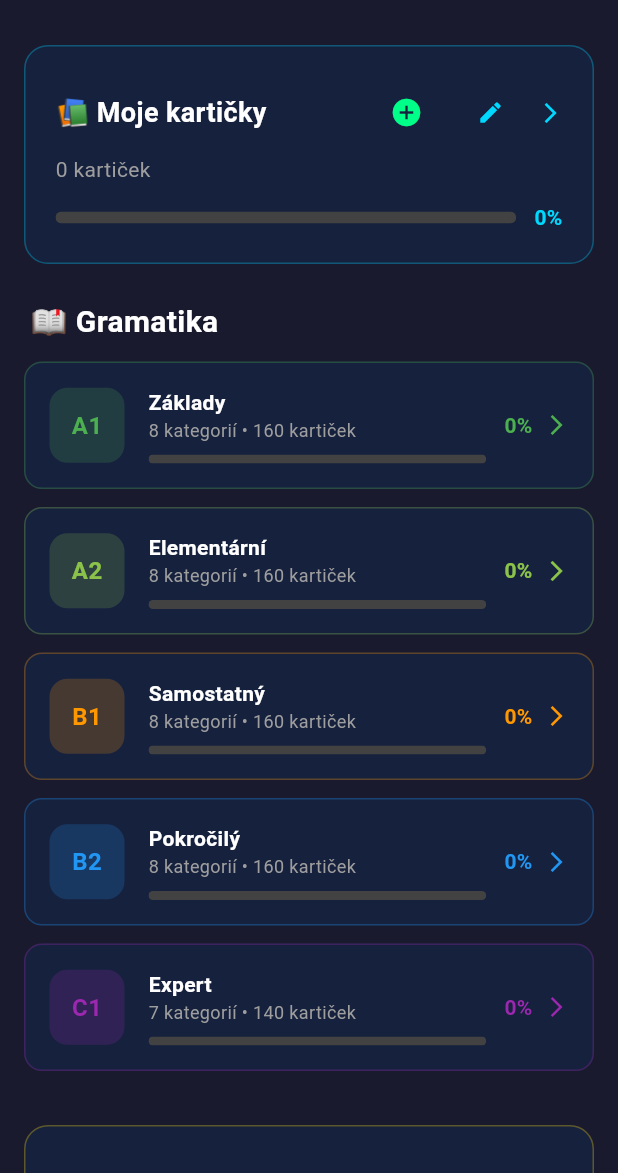
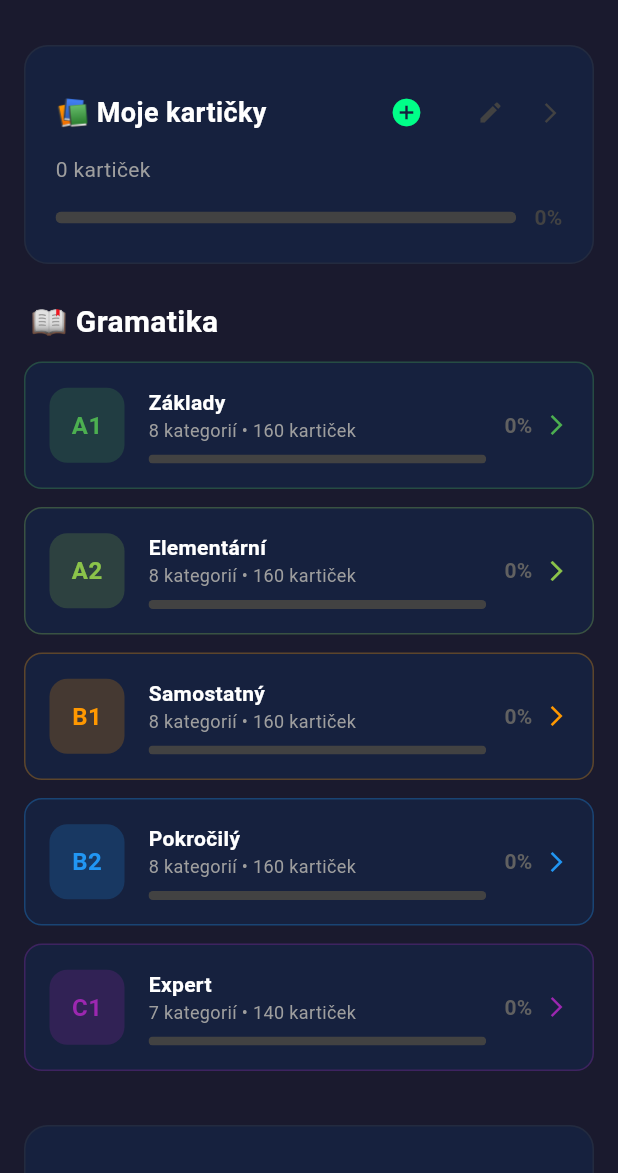
Before and after one commit to DavidPetrov2023/English, a Flutter app: the screen it shows after launch, on a phone screen of 412 x 824 dp, the part 63-1236 px from its top. Run offline on Flutter 3.47's test engine with Material 3 defaults, Android fonts, the phone set to English and light mode, and no system bars; our stand-ins replace file_picker, flutter_tts, share_plus, shared_preferences.

Commit message:
Add dynamic progress bar colors based on learning state
- Progress bar color reflects average card learning state
- Grey = new, Red = hard, Orange = learning, Green = good, Blue = mastered
- Applied to all sections: My Cards, Grammar Levels, Categories, David Petrov

Co-Authored-By: Claude Opus 4.5 <noreply@anthropic.com>

```diff
--- a/mobil_projekt/lib/main.dart
+++ b/mobil_projekt/lib/main.dart
@@ -264,6 +264,40 @@ class _HomeScreenState extends State<HomeScreen> {
   double _calculateLevelProgress(GrammarLevel level) {
     final allCards = level.categories.expand((c) => c.cards).toList();
     return _calculateProgress(allCards);
+  }
+
+  Color _getProgressBarColor(List<FlashCard> cards) {
+    if (cards.isEmpty) return Colors.grey[800]!;
+
+    int totalScore = 0;
+    for (final card in cards) {
+      final prog = _getCardProgress(card);
+      if (prog.repetitions == 0) {
+        totalScore += 0;
+      } else if (prog.interval <= 1) {
+        totalScore += 1;
+      } else if (prog.interval <= 6) {
+        totalScore += 2;
+      } else if (prog.interval <= 21) {
+        totalScore += 3;
+      } else {
+        totalScore += 4;
+      }
+    }
+
+    final avgScore = totalScore / cards.length;
+
+    if (avgScore < 0.5) {
+      return Colors.grey[700]!;
+    } else if (avgScore < 1.5) {
+      return const Color(0xFFE74C3C);
+    } else if (avgScore < 2.5) {
+      return const Color(0xFFF39C12);
+    } else if (avgScore < 3.5) {
+      return const Color(0xFF27AE60);
+    } else {
+      return const Color(0xFF3498DB);
+    }
   }
 
   Future<void> _shareBackup() async {
@@ -629,7 +663,7 @@ class _HomeScreenState extends State<HomeScreen> {
                 title: '📚 $myCardsName',
                 subtitle: '${myCards.length} kartiček',
                 progress: myCardsProgress,
-                color: const Color(0xFF00D9FF),
+                color: _getProgressBarColor(myCards),
                 onTap: () => Navigator.push(
                   context,
                   MaterialPageRoute(
@@ -670,7 +704,7 @@ class _HomeScreenState extends State<HomeScreen> {
                 title: '✨ David Petrov kartičky',
                 subtitle: '${davidCards.length} kartiček',
                 progress: davidCardsProgress,
-                color: const Color(0xFFFFD700),
+                color: _getProgressBarColor(davidCards),
                 onTap: () => Navigator.push(
                   context,
                   MaterialPageRoute(
@@ -989,6 +1023,8 @@ class _HomeScreenState extends State<HomeScreen> {
   Widget _buildLevelCard(GrammarLevel level) {
     final levelProgress = _calculateLevelProgress(level);
     final totalCards = level.categories.fold<int>(0, (sum, c) => sum + c.cards.length);
+    final allCards = level.categories.expand((c) => c.cards).toList();
+    final progressColor = _getProgressBarColor(allCards);
 
     return Padding(
       padding: const EdgeInsets.only(bottom: 12),
@@ -1050,7 +1086,7 @@ class _HomeScreenState extends State<HomeScreen> {
                       child: LinearProgressIndicator(
                         value: levelProgress,
                         backgroundColor: Colors.grey[800],
-                        valueColor: AlwaysStoppedAnimation<Color>(level.color),
+                        valueColor: AlwaysStoppedAnimation<Color>(progressColor),
                         minHeight: 6,
                       ),
                     ),
@@ -1061,7 +1097,7 @@ class _HomeScreenState extends State<HomeScreen> {
               Text(
                 '${(levelProgress * 100).toInt()}%',
                 style: TextStyle(
-                  color: level.color,
+                  color: progressColor,
                   fontWeight: FontWeight.bold,
                 ),
               ),
@@ -1101,6 +1137,40 @@ class _GrammarLevelScreenState extends State<GrammarLevelScreen> {
     return learned / category.cards.length;
   }
 
+  Color _getProgressBarColor(List<FlashCard> cards) {
+    if (cards.isEmpty) return Colors.grey[800]!;
+
+    int totalScore = 0;
+    for (final card in cards) {
+      final prog = widget.getCardProgress(card);
+      if (prog.repetitions == 0) {
+        totalScore += 0;
+      } else if (prog.interval <= 1) {
+        totalScore += 1;
+      } else if (prog.interval <= 6) {
+        totalScore += 2;
+      } else if (prog.interval <= 21) {
+        totalScore += 3;
+      } else {
+        totalScore += 4;
+      }
+    }
+
+    final avgScore = totalScore / cards.length;
+
+    if (avgScore < 0.5) {
+      return Colors.grey[700]!;
+    } else if (avgScore < 1.5) {
+      return const Color(0xFFE74C3C);
+    } else if (avgScore < 2.5) {
+      return const Color(0xFFF39C12);
+    } else if (avgScore < 3.5) {
+      return const Color(0xFF27AE60);
+    } else {
+      return const Color(0xFF3498DB);
+    }
+  }
+
   @override
   Widget build(BuildContext context) {
     return Scaffold(
@@ -1115,6 +1185,7 @@ class _GrammarLevelScreenState extends State<GrammarLevelScreen> {
         itemBuilder: (context, index) {
           final category = widget.level.categories[index];
           final categoryProgress = _calculateCategoryProgress(category);
+          final progressColor = _getProgressBarColor(category.cards);
 
           return Padding(
             padding: const EdgeInsets.only(bottom: 12),
@@ -1156,7 +1227,7 @@ class _GrammarLevelScreenState extends State<GrammarLevelScreen> {
                             child: LinearProgressIndicator(
                               value: categoryProgress,
                               backgroundColor: Colors.grey[800],
-                              valueColor: AlwaysStoppedAnimation<Color>(widget.level.color),
+                              valueColor: AlwaysStoppedAnimation<Color>(progressColor),
                               minHeight: 6,
                             ),
                           ),
@@ -1167,7 +1238,7 @@ class _GrammarLevelScreenState extends State<GrammarLevelScreen> {
                     Text(
                       '${(categoryProgress * 100).toInt()}%',
                       style: TextStyle(
-                        color: widget.level.color,
+                        color: progressColor,
                         fontWeight: FontWeight.bold,
                       ),
                     ),
```
